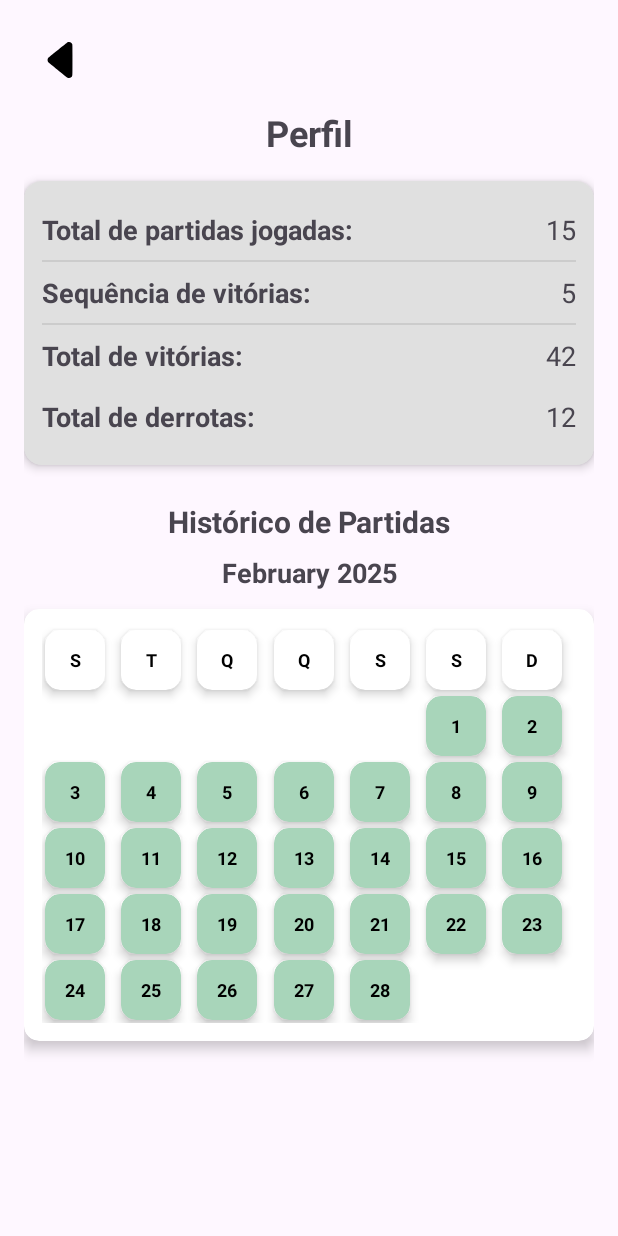
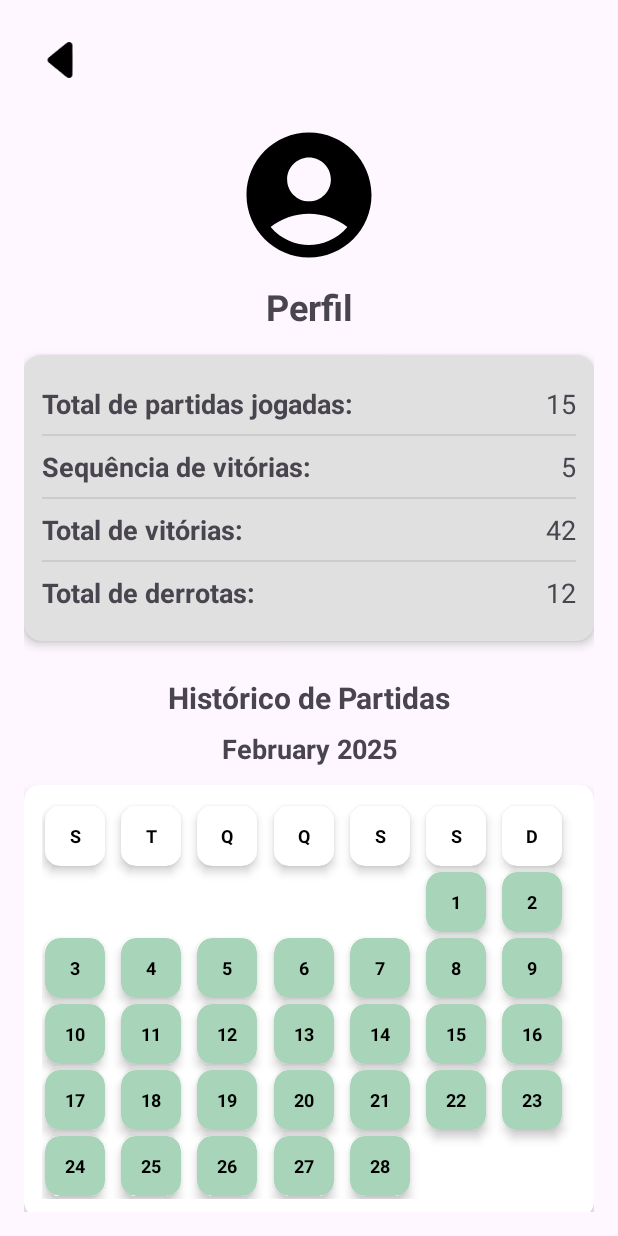
Before and after one commit to GabriellyVitoria5/App-Termix, an Android app: the Profile screen opened directly, with no data from a screen before it, on a phone screen of 412 x 824 dp. Run offline under Robolectric (Android 15) with nearby library versions, the phone set to English and light mode, and no system bars.

Commit message:
Aumenta a imagem de perfil e ajusta o layout do título do perfil

```diff
--- a/app/src/main/res/layout/activity_profile.xml
+++ b/app/src/main/res/layout/activity_profile.xml
@@ -20,6 +20,18 @@
         app:layout_constraintStart_toStartOf="parent"
         app:layout_constraintTop_toTopOf="parent"/>
 
+    <!-- Imagem de perfil maior -->
+    <ImageView
+        android:id="@+id/profileImage"
+        android:layout_width="100dp"
+        android:layout_height="100dp"
+        android:src="@drawable/baseline_account_circle_24"
+        android:scaleType="centerCrop"
+        app:layout_constraintTop_toBottomOf="@id/back_btn"
+        app:layout_constraintStart_toStartOf="parent"
+        app:layout_constraintEnd_toEndOf="parent"
+        android:layout_marginTop="16dp"/>
+
     <!-- Título do perfil -->
     <TextView
         android:id="@+id/profileTitle"
@@ -28,7 +40,7 @@
         android:text="@string/profile_title"
         android:textSize="24sp"
         android:textStyle="bold"
-        app:layout_constraintTop_toBottomOf="@id/back_btn"
+        app:layout_constraintTop_toBottomOf="@id/profileImage"
         app:layout_constraintStart_toStartOf="parent"
         app:layout_constraintEnd_toEndOf="parent"
         android:layout_marginTop="8dp"/>
@@ -129,6 +141,11 @@
                 android:textSize="18sp"/>
         </LinearLayout>
 
+        <View
+            android:layout_width="match_parent"
+            android:layout_height="1dp"
+            android:background="#CCCCCC"/>
+
         <!-- Linha 4 - Total de derrotas -->
         <LinearLayout
             android:layout_width="match_parent"
```
